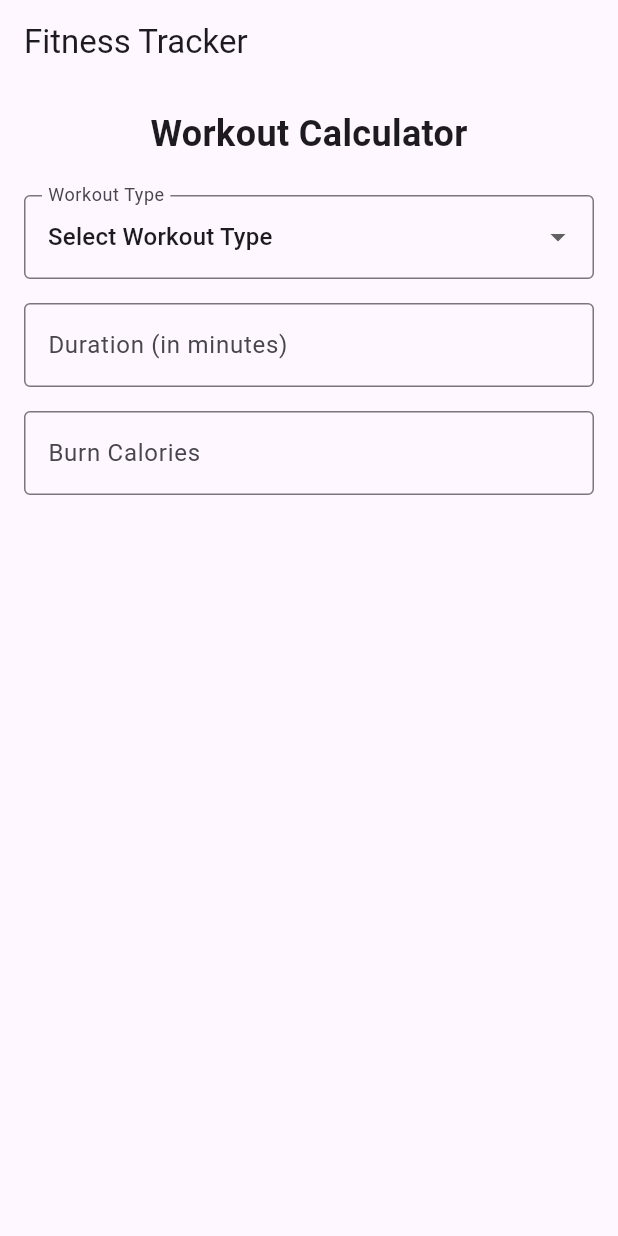
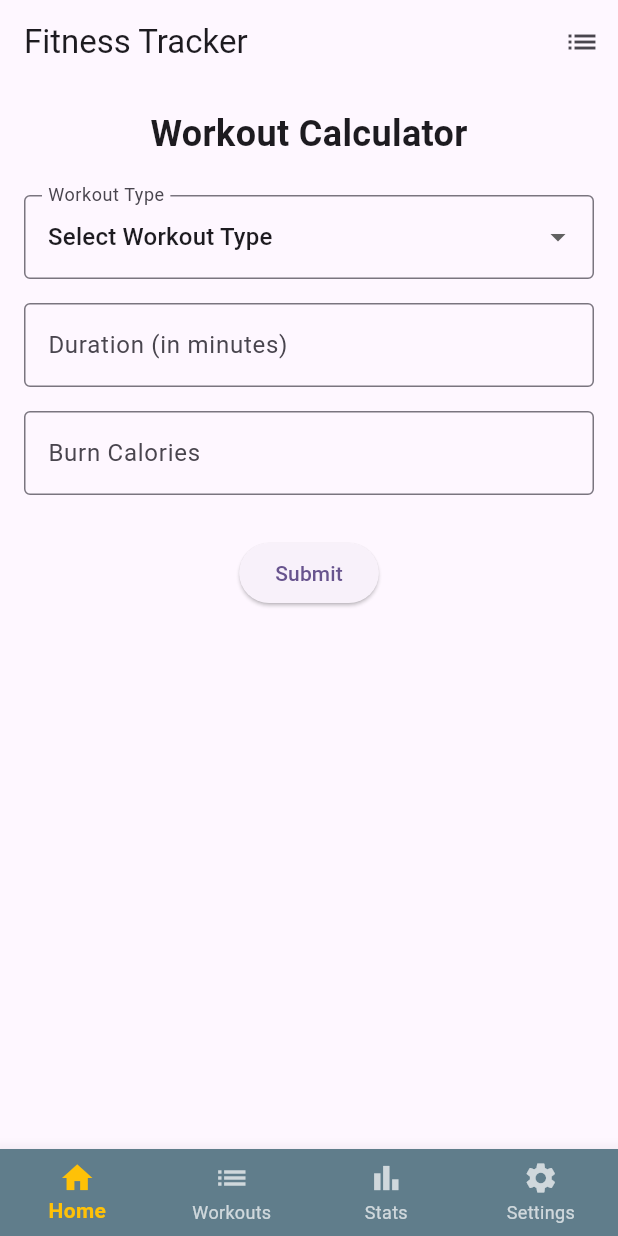
Before and after one commit to MasumBillah00/Fitness-Tracker, a Flutter app: the screen it shows after launch, on a phone screen of 412 x 824 dp. Run offline on Flutter 3.47's test engine with Material 3 defaults, Android fonts, the phone set to English and light mode, and no system bars; our stand-ins replace equatable, fl_chart, flutter_bloc, sqflite; accounts and stored records are empty.

Commit message:
daily chart

```diff
--- a/lib/main.dart
+++ b/lib/main.dart
@@ -1,6 +1,8 @@
 
 import 'package:fitness_tracker_app/reposotiry/workoutrepository.dart';
 import 'package:fitness_tracker_app/view/home_screen.dart';
+import 'package:fitness_tracker_app/view/workout_list.dart';
+import 'package:fitness_tracker_app/view/workout_summery.dart';
 import 'package:flutter/material.dart';
 import 'package:flutter_bloc/flutter_bloc.dart';
 
@@ -18,6 +20,7 @@ class MyApp extends StatelessWidget {
   @override
   Widget build(BuildContext context) {
     return MaterialApp(
+      debugShowCheckedModeBanner: false,
       title: 'Fitness Tracker App',
       theme: ThemeData(
         colorScheme: ColorScheme.fromSeed(seedColor: Colors.deepPurple),
@@ -28,7 +31,9 @@ class MyApp extends StatelessWidget {
         child: BlocProvider(
           create: (context) => WorkoutBloc(context.read<WorkoutRepository>())
             ..add(LoadWorkouts()),
+          // child:  WorkoutList(),
           child:  HomeScreen(),
+         // child:  WorkoutSummaryPage(),
         ),
       ),
     );
--- a/lib/view/home_screen.dart
+++ b/lib/view/home_screen.dart
@@ -1,37 +1,32 @@
+import 'package:fitness_tracker_app/view/settings.dart';
+import 'package:fitness_tracker_app/view/stats.dart';
+import 'package:fitness_tracker_app/view/workoutcalculator.dart';
 import 'package:flutter/material.dart';
-import 'package:flutter_bloc/flutter_bloc.dart';
-import '../bloc/workout_bloc.dart';
-import '../bloc/workout_state.dart';
-import '../widget/textformfield.dart';
-import '../widget/workout_formfield.dart';
+import 'workout_list.dart';
+
 
 class HomeScreen extends StatefulWidget {
-  const HomeScreen({Key? key}) : super(key: key);
+  const HomeScreen({super.key});
 
   @override
   _HomeScreenState createState() => _HomeScreenState();
 }
 
 class _HomeScreenState extends State<HomeScreen> {
-  final _nameController = TextEditingController();
-  final _durationController = TextEditingController();
-  String dropdownValue = 'Select Workout Type';
+  int _selectedIndex = 0;
 
-  // Map to hold calorie burn rates per minute
-  final Map<String, int> calorieRates = {
-    'Running': 10,
-    'Walking': 5,
-    'PushUP': 8,
-    'Endurance': 7,
-  };
+  // List of pages to navigate between
+  final List<Widget> _pages = [
+    const WorkoutCalculator(),
+    const WorkoutList(),
+    const StatsPage(),
+    const SettingsPage(),
+    // Assuming WorkoutList is a page to display workout details
+  ];
 
-  void _calculateCalories() {
-    final duration = int.tryParse(_durationController.text) ?? 0;
-    final rate = calorieRates[dropdownValue] ?? 0;
-    final totalCalories = duration * rate;
-
+  void _onItemTapped(int index) {
     setState(() {
-      _nameController.text = totalCalories.toString(); // Update controller text
+      _selectedIndex = index;
     });
   }
 
@@ -40,57 +35,52 @@ class _HomeScreenState extends State<HomeScreen> {
     return Scaffold(
       appBar: AppBar(
         title: const Text('Fitness Tracker'),
+        actions: [
+          IconButton(
+            icon: const Icon(Icons.list),
+            onPressed: () {
+              // Navigate to WorkoutList screen
+              Navigator.push(
+                context,
+                MaterialPageRoute(builder: (context) => const WorkoutList()),
+              );
+            },
+          ),
+        ],
       ),
-      body: BlocBuilder<WorkoutBloc, WorkoutState>(
-        builder: (context, state) {
-          if (state is WorkoutsLoading) {
-            return const Center(child: CircularProgressIndicator());
-          } else if (state is WorkoutsLoaded) {
-            return SingleChildScrollView(
-              child: Padding(
-                padding: const EdgeInsets.all(16.0),
-                child: Column(
-                  children: [
-                    const Text(
-                      'Workout Calculator',
-                      style: TextStyle(
-                        fontSize: 24.0,
-                        fontWeight: FontWeight.bold,
-                      ),
-                    ),
-                    const SizedBox(height: 16.0),
-                    WorkoutFormField(
-                      label: 'Workout Type',
-                      dropdownValue: dropdownValue,
-                      onChanged: (String? newValue) {
-                        if (newValue != null) {
-                          setState(() {
-                            dropdownValue = newValue;
-                            _calculateCalories(); // Recalculate calories when workout type changes
-                          });
-                        }
-                      },
-                    ),
-                    WorkoutTextFormField(
-                      label: 'Duration (in minutes)',
-                      controller: _durationController,
-                      onChanged: (text) {
-                        _calculateCalories(); // Recalculate calories when duration changes
-                      },
-                    ),
-                    WorkoutTextFormField(
-                      label: 'Burn Calories',
-                      controller: _nameController,
-                      readOnly: true,
-                    ),
-                  ],
-                ),
-              ),
-            );
-          } else {
-            return const Center(child: Text('Something went wrong!'));
-          }
-        },
+      body: _pages[_selectedIndex], // Display the selected page
+      bottomNavigationBar: BottomNavigationBar(
+        items: const [
+          BottomNavigationBarItem(
+            icon: Icon(Icons.home),
+            label: 'Home',
+          ),
+
+          BottomNavigationBarItem(
+            icon: Icon(Icons.list),
+            label: 'Workouts',
+          ),
+          BottomNavigationBarItem(
+            icon: Icon(Icons.bar_chart),
+            label: 'Stats',
+          ),
+          BottomNavigationBarItem(
+            icon: Icon(Icons.settings),
+            label: 'Settings',
+          ),
+
+        ],
+        currentIndex: _selectedIndex,
+        onTap: _onItemTapped,
+        backgroundColor: Colors.blueGrey, // Set background color
+        selectedItemColor: Colors.amber, // Color of selected icon and label
+        unselectedItemColor: Colors.white70, // Color of unselected icons and labels
+        showUnselectedLabels: true, // Show labels for unselected items
+        type: BottomNavigationBarType.fixed, // Ensures the text and icons remain at a fixed size
+        elevation: 10, // Add a shadow to the bar
+        selectedLabelStyle: const TextStyle(
+          fontWeight: FontWeight.bold,
+        ),
       ),
     );
   }
--- /dev/null
+++ b/lib/view/workoutcalculator.dart
@@ -0,0 +1,131 @@
+import 'package:flutter/material.dart';
+import 'package:flutter_bloc/flutter_bloc.dart';
+
+import '../bloc/workout_bloc.dart';
+import '../bloc/workout_event.dart';
+import '../model/workout_model.dart';
+import '../widget/textformfield.dart';
+import '../widget/workout_formfield.dart';
+
+class WorkoutCalculator extends StatefulWidget {
+  const WorkoutCalculator({super.key});
+
+  @override
+  State<WorkoutCalculator> createState() => _WorkoutCalculatorState();
+}
+
+class _WorkoutCalculatorState extends State<WorkoutCalculator> {
+  final _durationController = TextEditingController();
+  final _caloriesController = TextEditingController();
+  String dropdownValue = 'Select Workout Type';
+
+
+  final Map<String, int> calorieRates = {
+    'Running': 10,
+    'Walking': 5,
+    'PushUP': 8,
+    'Endurance': 7,
+  };
+
+
+  void _calculateCalories() {
+    final duration = int.tryParse(_durationController.text) ?? 0;
+    final rate = calorieRates[dropdownValue] ?? 0;
+    final totalCalories = duration * rate;
+
+    setState(() {
+     // _durationController.text = totalCalories.toString();
+      _caloriesController.text = totalCalories.toString(); // Update controller text
+    });
+  }
+
+  void _submitWorkout() {
+    final workout = Workout(
+      type: dropdownValue,
+      duration: int.tryParse(_durationController.text) ?? 0,
+      calories: int.tryParse(_caloriesController.text) ?? 0,
+      date: DateTime.now(),
+    );
+
+    context.read<WorkoutBloc>().add(AddWorkout(workout));
+
+    // Show confirmation dialog
+    showDialog(
+      context: context,
+      builder: (BuildContext context) {
+        return AlertDialog(
+          title: const Text('Success'),
+          content: const Text('Workout added successfully!'),
+          actions: [
+            TextButton(
+              onPressed: () {
+                Navigator.of(context).pop(); // Close the dialog
+              },
+              child: const Text('OK'),
+            ),
+          ],
+        );
+      },
+    );
+
+    // Clear fields after submission
+    setState(() {
+      dropdownValue = 'Select Workout Type';
+
+      _durationController.clear();
+      _caloriesController.clear();
+    });
+  }
+
+
+
+  @override
+  Widget build(BuildContext context) {
+    return SingleChildScrollView(
+      child: Padding(
+        padding: const EdgeInsets.all(16.0),
+        child: Column(
+          children: [
+            const Text(
+              'Workout Calculator',
+              style: TextStyle(
+                fontSize: 24.0,
+                fontWeight: FontWeight.bold,
+              ),
+            ),
+            const SizedBox(height: 16.0),
+            WorkoutFormField(
+              label: 'Workout Type',
+              dropdownValue: dropdownValue,
+              onChanged: (String? newValue) {
+                if (newValue != null) {
+                  setState(() {
+                    dropdownValue = newValue;
+                    _calculateCalories(); // Recalculate calories when workout type changes
+                  });
+                }
+              },
+            ),
+            WorkoutTextFormField(
+              label: 'Duration (in minutes)',
+              controller: _durationController,
+              onChanged: (text) {
+                _calculateCalories(); // Recalculate calories when duration changes
+              },
+            ),
+            WorkoutTextFormField(
+              label: 'Burn Calories',
+              controller: _caloriesController,
+              readOnly: true,
+            ),
+            const SizedBox(height: 20.0),
+            ElevatedButton(
+              onPressed: _submitWorkout,
+              child: const Text('Submit'),
+            ),
+          ],
+        ),
+      ),
+    );
+  }
+}
```
Also changed, not shown: lib/view/settings.dart (added, +17 -0 lines), lib/view/stats.dart (added, +95 -0 lines), lib/view/weekly_chart.dart (added, +99 -0 lines), lib/view/workout_list.dart (added, +68 -0 lines), lib/view/workout_summery.dart (added, +65 -0 lines), pubspec.yaml (+5 -64 lines), lib/database/database_helper.dart (added), pubspec.lock.
